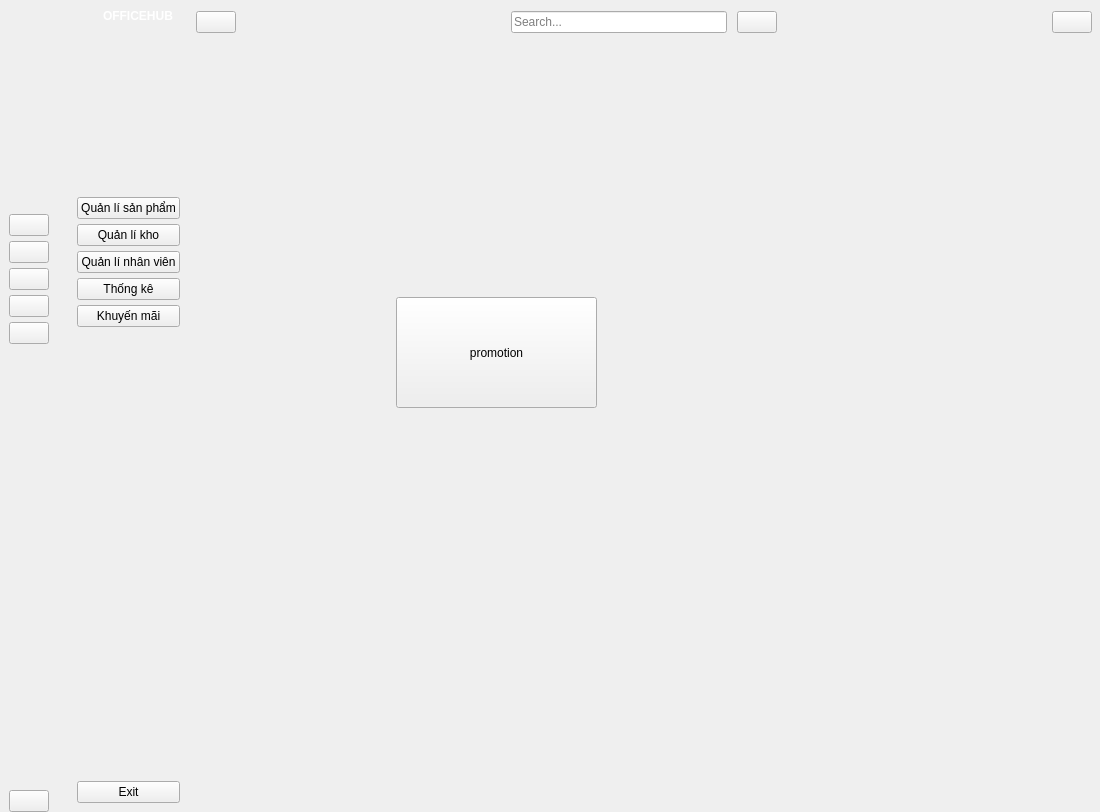
Above: admin/admin_ui.ui from Ryhtruly/Stationery-Officehub before the change. Below: the same form after it.
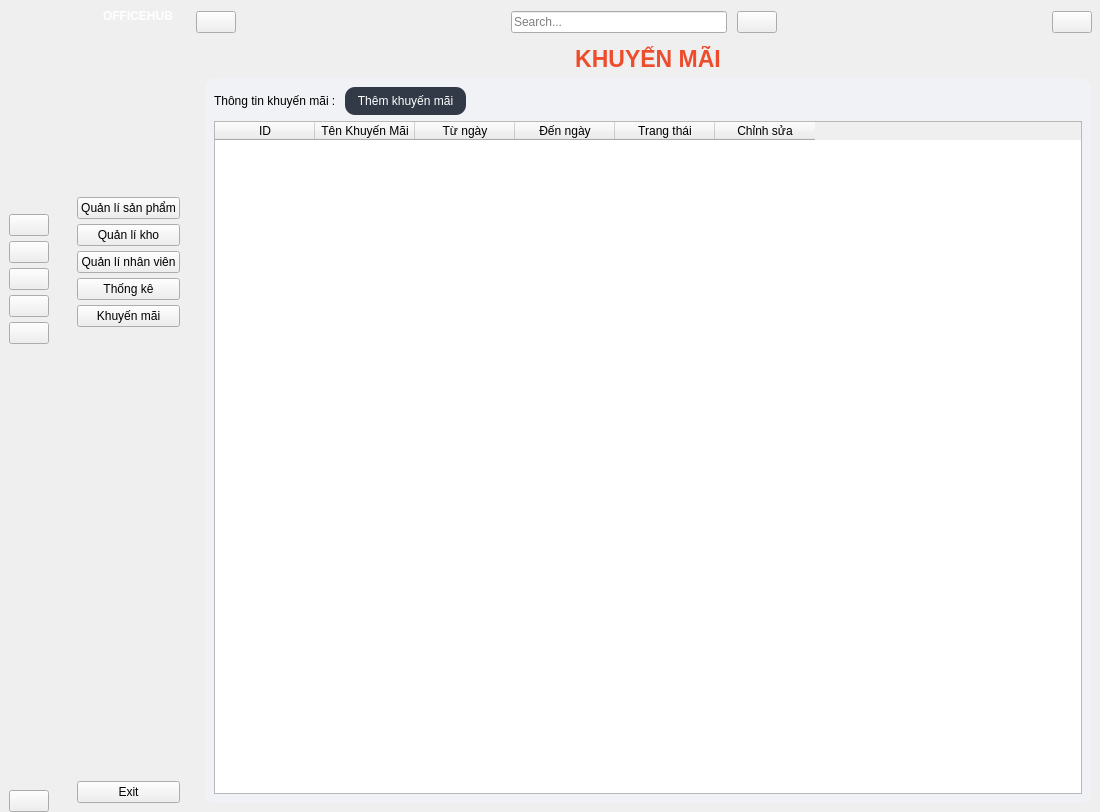
That is the form after the change. The open tabs and pages were chosen to show the change. Icons and pictures are not drawn.

```diff
--- a/admin/admin_ui.ui
+++ b/admin/admin_ui.ui
@@ -1794,19 +1794,131 @@
           </widget>
          </widget>
          <widget class="QWidget" name="promotion">
-          <widget class="QPushButton" name="pushButton_5">
-           <property name="geometry">
-            <rect>
-             <x>200</x>
-             <y>260</y>
-             <width>201</width>
-             <height>111</height>
-            </rect>
-           </property>
-           <property name="text">
-            <string>promotion</string>
-           </property>
-          </widget>
+          <layout class="QGridLayout" name="gridLayout_18">
+           <item row="0" column="0">
+            <widget class="QLabel" name="label_17">
+             <property name="font">
+              <font>
+               <pointsize>17</pointsize>
+               <weight>75</weight>
+               <bold>true</bold>
+              </font>
+             </property>
+             <property name="styleSheet">
+              <string notr="true">color : #EE4D2D;</string>
+             </property>
+             <property name="text">
+              <string>KHUYẾN MÃI</string>
+             </property>
+             <property name="alignment">
+              <set>Qt::AlignCenter</set>
+             </property>
+            </widget>
+           </item>
+           <item row="1" column="0">
+            <widget class="QWidget" name="widget_4" native="true">
+             <property name="styleSheet">
+              <string notr="true">#widget_4 {
+background-color: #f0f2f5;
+border-radius : 10px;
+}</string>
+             </property>
+             <layout class="QGridLayout" name="gridLayout_17">
+              <item row="0" column="0">
+               <layout class="QHBoxLayout" name="horizontalLayout_22">
+                <item>
+                 <layout class="QHBoxLayout" name="horizontalLayout_21">
+                  <item>
+                   <widget class="QLabel" name="label_18">
+                    <property name="font">
+                     <font>
+                      <pointsize>9</pointsize>
+                     </font>
+                    </property>
+                    <property name="text">
+                     <string>Thông tin khuyến mãi : </string>
+                    </property>
+                   </widget>
+                  </item>
+                  <item>
+                   <widget class="QPushButton" name="pushButton">
+                    <property name="minimumSize">
+                     <size>
+                      <width>121</width>
+                      <height>28</height>
+                     </size>
+                    </property>
+                    <property name="styleSheet">
+                     <string notr="true">background-color: #313a46;
+color: #fff;
+border-radius:10px</string>
+                    </property>
+                    <property name="text">
+                     <string>Thêm khuyến mãi</string>
+                    </property>
+                   </widget>
+                  </item>
+                 </layout>
+                </item>
+                <item>
+                 <spacer name="horizontalSpacer_19">
+                  <property name="orientation">
+                   <enum>Qt::Horizontal</enum>
+                  </property>
+                  <property name="sizeHint" stdset="0">
+                   <size>
+                    <width>388</width>
+                    <height>20</height>
+                   </size>
+                  </property>
+                 </spacer>
+                </item>
+               </layout>
+              </item>
+              <item row="1" column="0">
+               <widget class="QTableWidget" name="table_khuyenmai">
+                <property name="minimumSize">
+                 <size>
+                  <width>681</width>
+                  <height>491</height>
+                 </size>
+                </property>
+                <column>
+                 <property name="text">
+                  <string>ID</string>
+                 </property>
+                </column>
+                <column>
+                 <property name="text">
+                  <string>Tên Khuyến Mãi</string>
+                 </property>
+                </column>
+                <column>
+                 <property name="text">
+                  <string>Từ ngày</string>
+                 </property>
+                </column>
+                <column>
+                 <property name="text">
+                  <string>Đến ngày</string>
+                 </property>
+                </column>
+                <column>
+                 <property name="text">
+                  <string>Trang thái</string>
+                 </property>
+                </column>
+                <column>
+                 <property name="text">
+                  <string>Chỉnh sửa</string>
+                 </property>
+                </column>
+               </widget>
+              </item>
+             </layout>
+            </widget>
+           </item>
+          </layout>
          </widget>
          <widget class="QWidget" name="Search_2">
           <widget class="QTableWidget" name="table_search">
```
Left out of the diff: 2 changed lines with no effect on the pictures.
